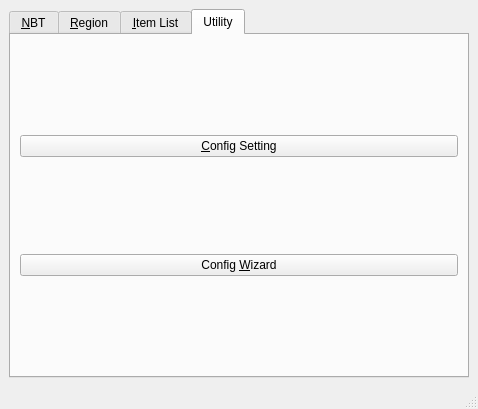
DreamHelium/dhlrc, file src/qt/mainwindow.ui: the form before one commit.
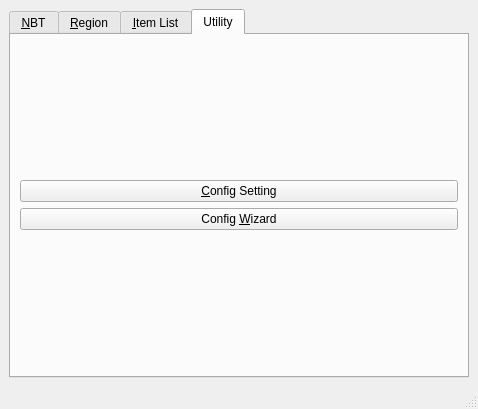
The form after the commit. The open tabs and pages were chosen to show the change.

Patch:
```diff
--- a/src/qt/mainwindow.ui
+++ b/src/qt/mainwindow.ui
@@ -14,7 +14,7 @@
    <string>Litematica reader</string>
   </property>
   <widget class="QWidget" name="centralwidget">
-   <layout class="QHBoxLayout" name="horizontalLayout_3">
+   <layout class="QVBoxLayout" name="verticalLayout_2">
     <item>
      <widget class="QTabWidget" name="tabWidget">
       <property name="currentIndex">
@@ -141,6 +141,8 @@
        <attribute name="title">
         <string>Utility</string>
        </attribute>
+       <layout class="QVBoxLayout" name="verticalLayout_5">
+        <item>
        <layout class="QVBoxLayout" name="verticalLayout">
         <item>
          <widget class="QPushButton" name="configBtn">
@@ -155,6 +157,8 @@
            <string>Config &amp;Wizard</string>
           </property>
          </widget>
+          </item>
+         </layout>
         </item>
        </layout>
       </widget>
```
Left out of the diff: 4 changed lines with no effect on the pictures. Lines whose indentation alone changed are shown as unchanged.
